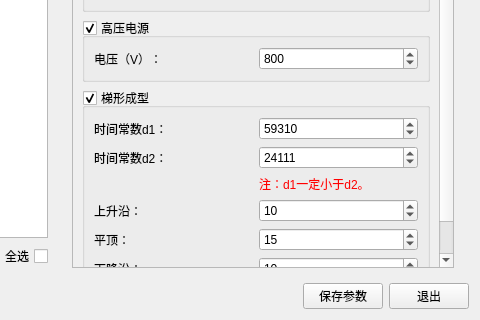
Qt form detsettingwindow.ui (MrXiaomao/ZrActivationPro) before a commit; both pictures show x 304 to 784 and y 544 to 864 of the 784 by 864 pixel window.
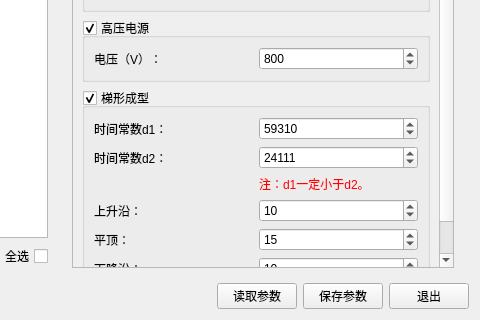
The same form after that commit.

Commit message: 粒子模式指令集修改 增加第25个探测器（时间触发模块） 探测器配置界面增加读参数功能

The edit to the form file:
```diff
--- a/detsettingwindow.ui
+++ b/detsettingwindow.ui
@@ -727,6 +727,13 @@
         </property>
        </spacer>
       </item>
+      <item>
+       <widget class="QPushButton" name="pushButton">
+        <property name="text">
+         <string>读取参数</string>
+        </property>
+       </widget>
+      </item>
       <item>
        <widget class="QPushButton" name="pushButton_save">
         <property name="text">
```
The commit also changes 10 other files.
